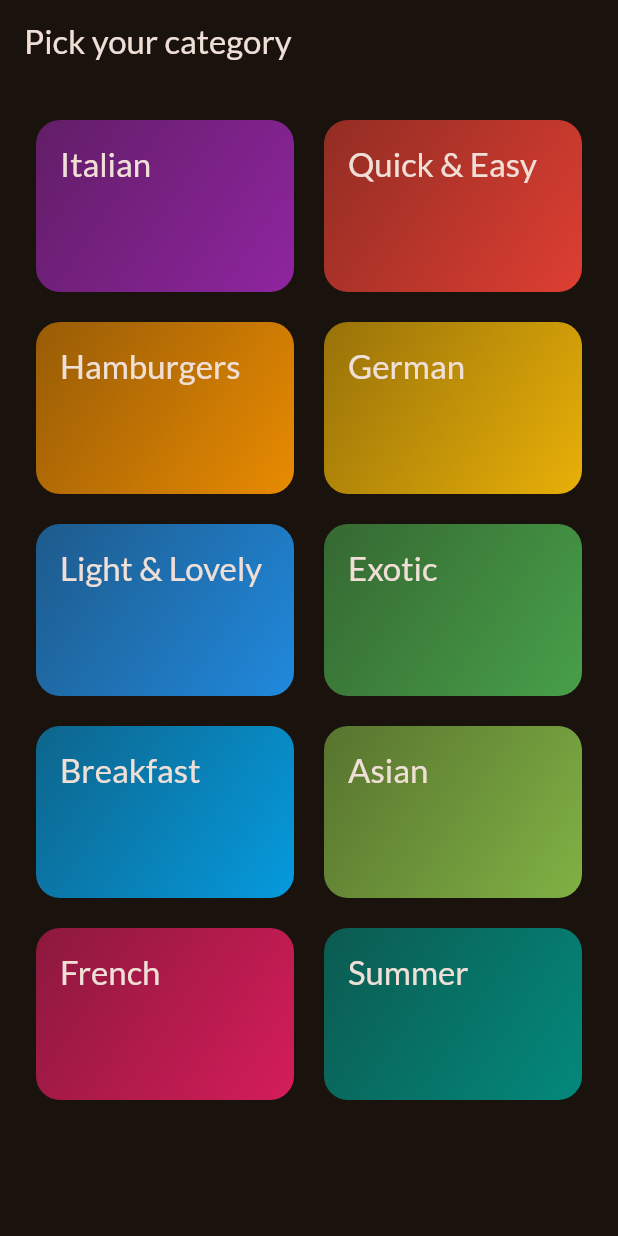
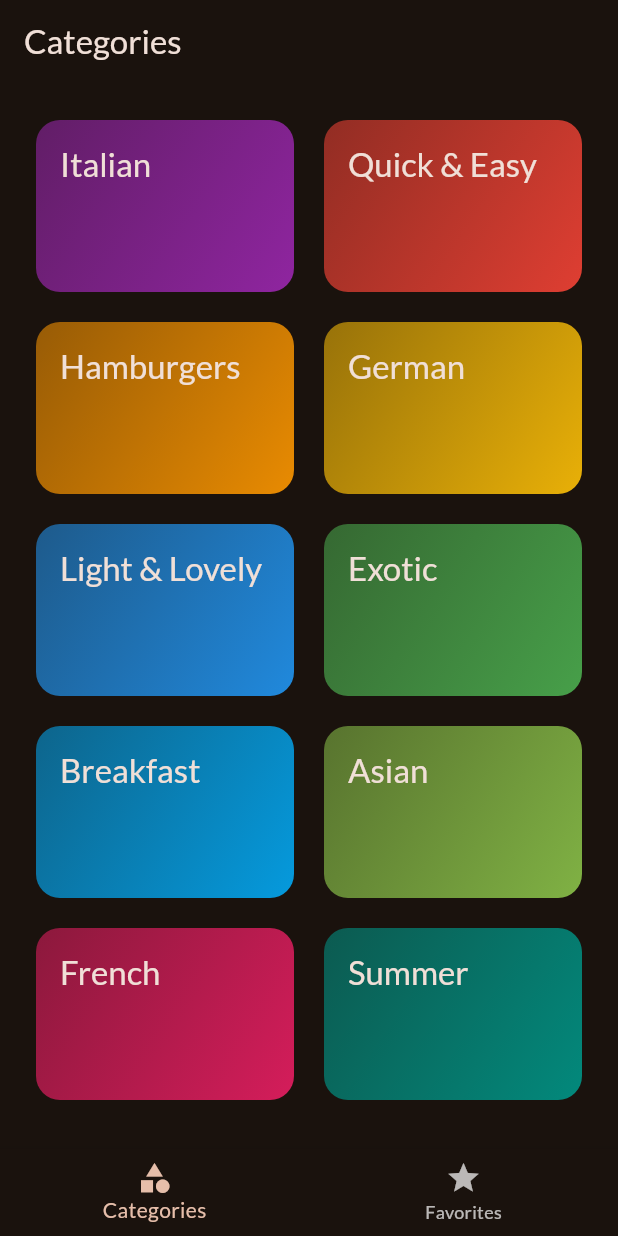
Before and after one commit to ogoigbe12/meals, a Flutter app: the screen it shows after launch, on a phone screen of 412 x 824 dp. Run offline on Flutter 3.47's test engine with Material 3 defaults, Android fonts, the phone set to English and light mode, and no system bars; our stand-ins replace google_fonts, transparent_image.

Commit message:
Update imports, replace CategoriesScreen with TabsScreen in main.dart, add onToggledFavorites callback to CategoriesScreen and MealDetailsScreen
This diff includes the following changes:

1. Updated imports

```diff
--- a/lib/main.dart
+++ b/lib/main.dart
@@ -1,7 +1,8 @@
 import 'package:flutter/material.dart';
 
 import 'package:google_fonts/google_fonts.dart';
-import 'package:meals/screens/categories.dart';
+// import 'package:meals/screens/categories.dart';
+import 'package:meals/screens/tabs.dart';
 
 final theme = ThemeData(
   useMaterial3: true,
@@ -24,7 +25,7 @@ class App extends StatelessWidget {
     return MaterialApp(
       debugShowCheckedModeBanner: false,
       theme: theme,
-      home: const CategoriesScreen(),
+      home: const TabsScreen(),
     );
   }
 }
--- a/lib/screens/categories.dart
+++ b/lib/screens/categories.dart
@@ -1,11 +1,14 @@
 import 'package:flutter/material.dart';
 import 'package:meals/data/dummy_data.dart';
 import 'package:meals/models/category.dart';
+import 'package:meals/models/meal.dart';
 import 'package:meals/screens/meals.dart';
 import 'package:meals/widgets/category_grid_item.dart';
 
 class CategoriesScreen extends StatelessWidget {
-  const CategoriesScreen({super.key});
+  const CategoriesScreen({super.key, required this.onToggledFavorites});
+
+  final void Function(Meal meal) onToggledFavorites;
 
   void _selectCategory(BuildContext context, Category category) {
     final filteredMeal = dummyMeals
@@ -17,17 +20,14 @@ class CategoriesScreen extends StatelessWidget {
           builder: (ctx) => MealsScreen(
             title: category.title,
             meals: filteredMeal,
+            onToggledFavorites: onToggledFavorites,
           ),
         )); // Navigator.of(context).push(route) also work too
   }
 
   @override
   Widget build(BuildContext context) {
-    return Scaffold(
-      appBar: AppBar(
-        title: const Text('Pick your category'),
-      ),
-      body: GridView(
+    return GridView(
       padding: const EdgeInsets.all(24),
       gridDelegate: const SliverGridDelegateWithFixedCrossAxisCount(
         crossAxisCount: 2,
@@ -45,7 +45,6 @@ class CategoriesScreen extends StatelessWidget {
             },
           )
       ],
-      ),
     );
   }
 }
--- /dev/null
+++ b/lib/screens/tabs.dart
@@ -0,0 +1,70 @@
+import 'package:flutter/material.dart';
+import 'package:meals/models/meal.dart';
+import 'package:meals/screens/categories.dart';
+import 'package:meals/screens/meals.dart';
+
+class TabsScreen extends StatefulWidget {
+  const TabsScreen({super.key});
+
+  @override
+  State<TabsScreen> createState() => _TabsScreenState();
+}
+
+class _TabsScreenState extends State<TabsScreen> {
+  int _selectedPageIndex = 0;
+
+  final List<Meal> _favoritesMeals = [];
+
+  void _toggleMealFavoriteStatus(Meal meal) {
+    final isExisting = _favoritesMeals.contains(meal);
+
+    if (isExisting) {
+      _favoritesMeals.remove(meal);
+    } else {
+      _favoritesMeals.add(meal);
+    }
+  }
+
+  void _selectPage(int index) {
+    setState(() {
+      _selectedPageIndex = index;
+    });
+  }
+
+  @override
+  Widget build(BuildContext context) {
+    Widget activePage = CategoriesScreen(
+      onToggledFavorites: _toggleMealFavoriteStatus,
+    );
+
+    var activePageTitle = 'Categories';
+
+    if (_selectedPageIndex == 1) {
+      activePage = MealsScreen(
+        meals: [],
+        onToggledFavorites: _toggleMealFavoriteStatus,
+      );
+      activePageTitle = 'Your Favorites';
+    }
+    return Scaffold(
+      appBar: AppBar(
+        title: Text(activePageTitle),
+      ),
+      body: activePage,
+      bottomNavigationBar: BottomNavigationBar(
+        onTap: _selectPage,
+        currentIndex: _selectedPageIndex,
+        items: const [
+          BottomNavigationBarItem(
+            icon: Icon(Icons.category),
+            label: 'Categories',
+          ),
+          BottomNavigationBarItem(
+            icon: Icon(Icons.star),
+            label: 'Favorites',
+          ),
+        ],
+      ),
+    );
+  }
+}
```
Also changed, not shown: lib/screens/meal_detail.dart (+10 -0 lines), lib/screens/meals.dart (+21 -8 lines). Lines whose indentation alone changed are shown as unchanged.
